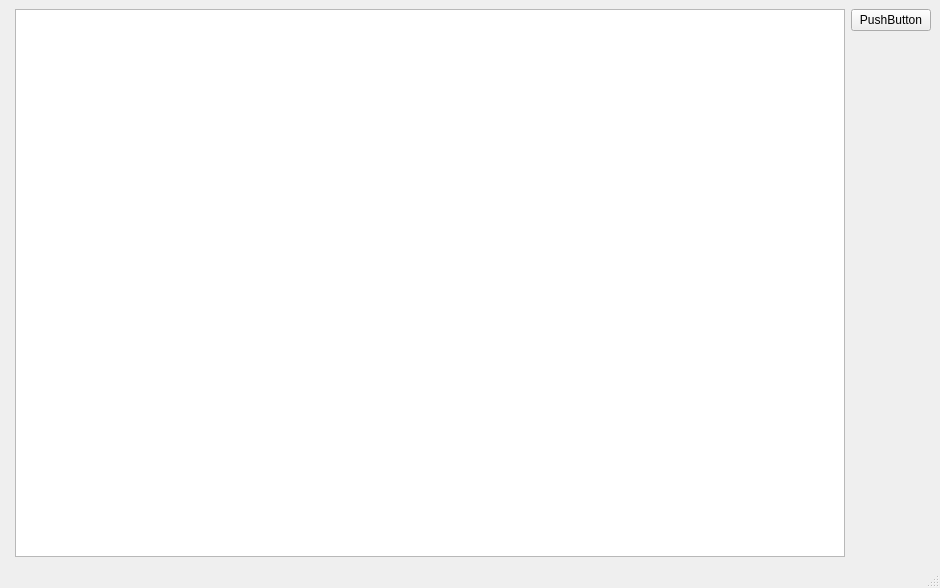
First picture: the form in source/qxrddetectorcontrolwindow.ui, repository guyjennings/qxrd, before the edit.
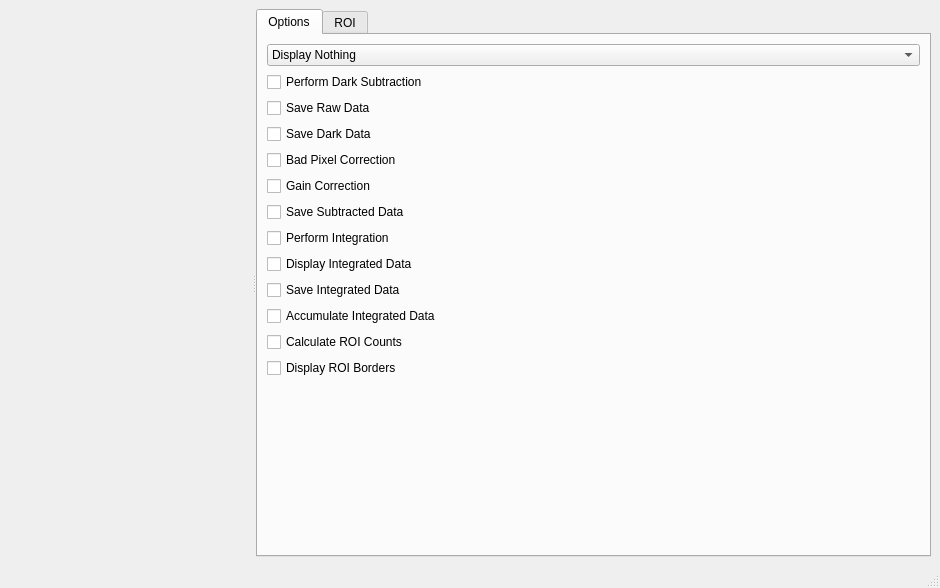
Second picture: the form after the edit. Icons and pictures are not drawn. Custom widgets are drawn as their Qt base class.

Commit message: Started work on detector control window Partly completed ROI manipulation routines

What changed in the file:
```diff
--- a/source/qxrddetectorcontrolwindow.ui
+++ b/source/qxrddetectorcontrolwindow.ui
@@ -15,31 +15,215 @@
   </property>
   <widget class="QWidget" name="centralwidget">
    <layout class="QGridLayout" name="gridLayout">
-    <item row="0" column="0" rowspan="2">
-     <widget class="QxrdImagePlot" name="m_DetectorImage" native="true"/>
-    </item>
-    <item row="0" column="1" rowspan="2">
-     <widget class="QListWidget" name="m_ROIWidget"/>
-    </item>
-    <item row="0" column="2">
-     <widget class="QPushButton" name="pushButton">
-      <property name="text">
-       <string>PushButton</string>
-      </property>
-     </widget>
-    </item>
-    <item row="1" column="2">
-     <spacer name="verticalSpacer">
+    <item row="0" column="0">
+     <widget class="QSplitter" name="splitter">
       <property name="orientation">
-       <enum>Qt::Vertical</enum>
+       <enum>Qt::Horizontal</enum>
       </property>
-      <property name="sizeHint" stdset="0">
-       <size>
-        <width>20</width>
-        <height>492</height>
-       </size>
-      </property>
-     </spacer>
+      <widget class="QxrdImagePlot" name="m_DetectorImage" native="true">
+       <property name="sizePolicy">
+        <sizepolicy hsizetype="MinimumExpanding" vsizetype="Preferred">
+         <horstretch>0</horstretch>
+         <verstretch>0</verstretch>
+        </sizepolicy>
+       </property>
+      </widget>
+      <widget class="QTabWidget" name="tabWidget">
+       <property name="currentIndex">
+        <number>0</number>
+       </property>
+       <widget class="QWidget" name="tab">
+        <attribute name="title">
+         <string>Options</string>
+        </attribute>
+        <layout class="QGridLayout" name="gridLayout_2">
+         <item row="14" column="0">
+          <spacer name="verticalSpacer">
+           <property name="orientation">
+            <enum>Qt::Vertical</enum>
+           </property>
+           <property name="sizeHint" stdset="0">
+            <size>
+             <width>20</width>
+             <height>40</height>
+            </size>
+           </property>
+          </spacer>
+         </item>
+         <item row="6" column="0">
+          <widget class="QCheckBox" name="m_GainCorrection">
+           <property name="text">
+            <string>Gain Correction</string>
+           </property>
+          </widget>
+         </item>
+         <item row="5" column="0">
+          <widget class="QCheckBox" name="m_BadPixelCorrection">
+           <property name="text">
+            <string>Bad Pixel Correction</string>
+           </property>
+          </widget>
+         </item>
+         <item row="9" column="0">
+          <widget class="QCheckBox" name="m_DisplayIntegratedData">
+           <property name="text">
+            <string>Display Integrated Data</string>
+           </property>
+          </widget>
+         </item>
+         <item row="12" column="0">
+          <widget class="QCheckBox" name="m_CalculateROICounts">
+           <property name="text">
+            <string>Calculate ROI Counts</string>
+           </property>
+          </widget>
+         </item>
+         <item row="3" column="0">
+          <widget class="QCheckBox" name="m_SaveRawData">
+           <property name="text">
+            <string>Save Raw Data</string>
+           </property>
+          </widget>
+         </item>
+         <item row="2" column="0">
+          <widget class="QCheckBox" name="m_PerformDarkSubtraction">
+           <property name="text">
+            <string>Perform Dark Subtraction</string>
+           </property>
+          </widget>
+         </item>
+         <item row="4" column="0">
+          <widget class="QCheckBox" name="m_SaveDarkData">
+           <property name="text">
+            <string>Save Dark Data</string>
+           </property>
+          </widget>
+         </item>
+         <item row="8" column="0">
+          <widget class="QCheckBox" name="m_PerformIntegration">
+           <property name="text">
+            <string>Perform Integration</string>
+           </property>
+          </widget>
+         </item>
+         <item row="10" column="0">
+          <widget class="QCheckBox" name="m_SaveIntegratedData">
+           <property name="text">
+            <string>Save Integrated Data</string>
+           </property>
+          </widget>
+         </item>
+         <item row="11" column="0">
+          <widget class="QCheckBox" name="m_AccumulateIntegratedData">
+           <property name="text">
+            <string>Accumulate Integrated Data</string>
+           </property>
+          </widget>
+         </item>
+         <item row="13" column="0">
+          <widget class="QCheckBox" name="m_DisplayROIBorders">
+           <property name="text">
+            <string>Display ROI Borders</string>
+           </property>
+          </widget>
+         </item>
+         <item row="7" column="0">
+          <widget class="QCheckBox" name="m_SaveSubtractedData">
+           <property name="text">
+            <string>Save Subtracted Data</string>
+           </property>
+          </widget>
+         </item>
+         <item row="1" column="0">
+          <widget class="QComboBox" name="m_DetectorDisplayMode">
+           <item>
+            <property name="text">
+             <string>Display Nothing</string>
+            </property>
+           </item>
+           <item>
+            <property name="text">
+             <string>Display Acquired Image</string>
+            </property>
+           </item>
+           <item>
+            <property name="text">
+             <string>Display Integrated Data</string>
+            </property>
+           </item>
+          </widget>
+         </item>
+        </layout>
+       </widget>
+       <widget class="QWidget" name="tab_2">
+        <attribute name="title">
+         <string>ROI</string>
+        </attribute>
+        <layout class="QGridLayout" name="gridLayout_3">
+         <item row="0" column="2">
+          <widget class="QPushButton" name="m_MoveROIDown">
+           <property name="text">
+            <string/>
+           </property>
+           <property name="icon">
+            <iconset resource="qxrdresources.qrc">
+             <normaloff>:/images/go-down.png</normaloff>:/images/go-down.png</iconset>
+           </property>
+          </widget>
+         </item>
+         <item row="0" column="3">
+          <widget class="QPushButton" name="m_DeleteROI">
+           <property name="text">
+            <string/>
+           </property>
+           <property name="icon">
+            <iconset resource="qxrdresources.qrc">
+             <normaloff>:/images/list-remove.png</normaloff>:/images/list-remove.png</iconset>
+           </property>
+          </widget>
+         </item>
+         <item row="0" column="4">
+          <widget class="QPushButton" name="m_NewROI">
+           <property name="text">
+            <string/>
+           </property>
+           <property name="icon">
+            <iconset resource="qxrdresources.qrc">
+             <normaloff>:/images/list-add.png</normaloff>:/images/list-add.png</iconset>
+           </property>
+          </widget>
+         </item>
+         <item row="0" column="0">
+          <spacer name="horizontalSpacer">
+           <property name="orientation">
+            <enum>Qt::Horizontal</enum>
+           </property>
+           <property name="sizeHint" stdset="0">
+            <size>
+             <width>40</width>
+             <height>20</height>
+            </size>
+           </property>
+          </spacer>
+         </item>
+         <item row="0" column="1">
+          <widget class="QPushButton" name="m_MoveROIUp">
+           <property name="text">
+            <string/>
+           </property>
+           <property name="icon">
+            <iconset resource="qxrdresources.qrc">
+             <normaloff>:/images/go-up.png</normaloff>:/images/go-up.png</iconset>
+           </property>
+          </widget>
+         </item>
+         <item row="1" column="0" colspan="5">
+          <widget class="QTableView" name="m_ROIWidget"/>
+         </item>
+        </layout>
+       </widget>
+      </widget>
+     </widget>
     </item>
    </layout>
   </widget>
```
Left out of the diff: 4 changed lines with no effect on the pictures. The commit also changes 14 other files.
